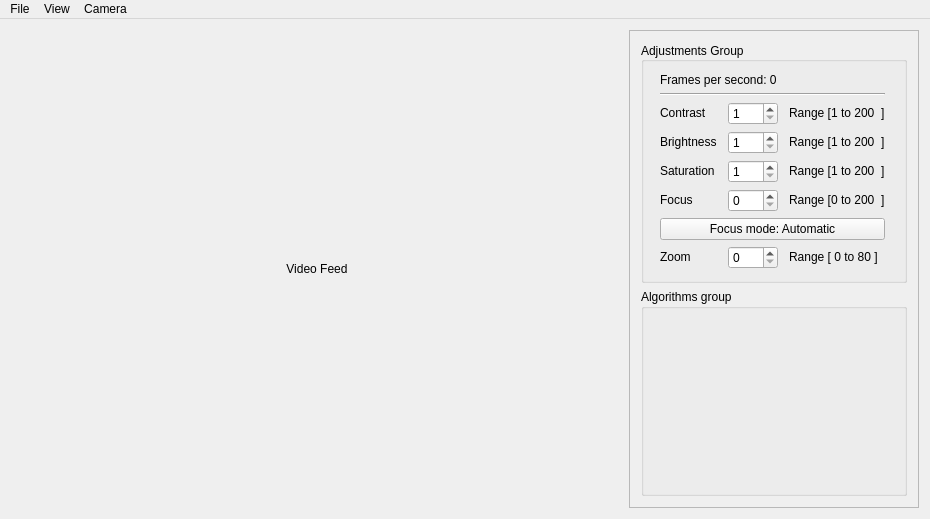
Above: mainwindow.ui from JustasBart/DigitalInspectionAndMeasurement before the change. Below: the same form after it.
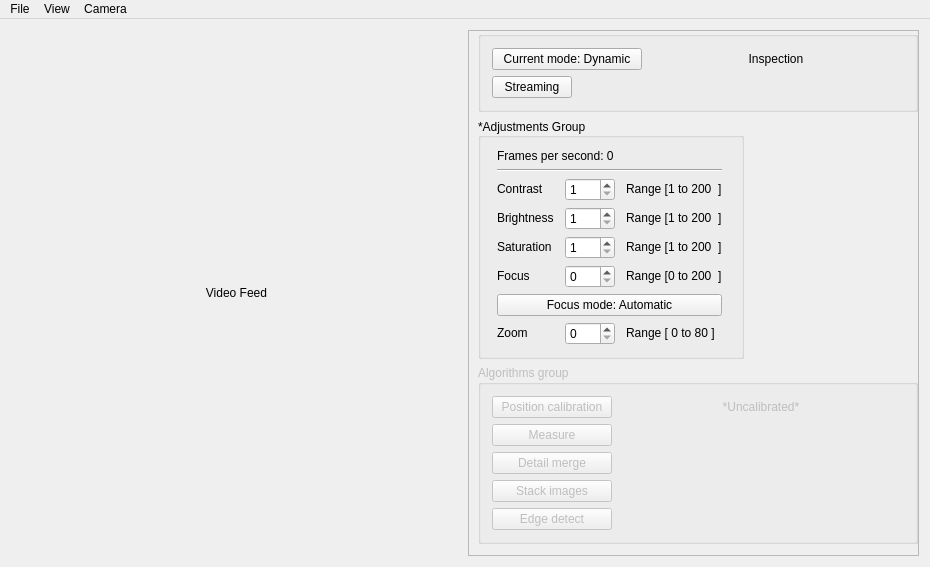
That is the form after the change.

Diff of the .ui file:
```diff
--- a/mainwindow.ui
+++ b/mainwindow.ui
@@ -11,7 +11,7 @@
    </rect>
   </property>
   <property name="sizePolicy">
-   <sizepolicy hsizetype="Fixed" vsizetype="Fixed">
+   <sizepolicy hsizetype="Preferred" vsizetype="Preferred">
     <horstretch>0</horstretch>
     <verstretch>0</verstretch>
    </sizepolicy>
@@ -26,6 +26,12 @@
    <bool>true</bool>
   </property>
   <widget class="QWidget" name="centralWidget">
+   <property name="sizePolicy">
+    <sizepolicy hsizetype="Maximum" vsizetype="Maximum">
+     <horstretch>0</horstretch>
+     <verstretch>0</verstretch>
+    </sizepolicy>
+   </property>
    <layout class="QHBoxLayout" name="horizontalLayout">
     <property name="sizeConstraint">
      <enum>QLayout::SetMaximumSize</enum>
@@ -61,11 +67,14 @@
     <item>
      <widget class="QFrame" name="frame">
       <property name="sizePolicy">
-       <sizepolicy hsizetype="Maximum" vsizetype="Minimum">
+       <sizepolicy hsizetype="Maximum" vsizetype="Maximum">
         <horstretch>0</horstretch>
         <verstretch>0</verstretch>
        </sizepolicy>
       </property>
+      <property name="layoutDirection">
+       <enum>Qt::LeftToRight</enum>
+      </property>
       <property name="frameShape">
        <enum>QFrame::StyledPanel</enum>
       </property>
@@ -73,10 +82,79 @@
        <enum>QFrame::Raised</enum>
       </property>
       <layout class="QVBoxLayout" name="verticalLayout">
+       <property name="spacing">
+        <number>6</number>
+       </property>
+       <property name="sizeConstraint">
+        <enum>QLayout::SetMaximumSize</enum>
+       </property>
+       <property name="leftMargin">
+        <number>9</number>
+       </property>
+       <property name="topMargin">
+        <number>0</number>
+       </property>
+       <property name="rightMargin">
+        <number>0</number>
+       </property>
        <item>
         <widget class="QGroupBox" name="settingsGroup">
          <property name="sizePolicy">
-          <sizepolicy hsizetype="Maximum" vsizetype="Maximum">
+          <sizepolicy hsizetype="Preferred" vsizetype="Maximum">
+           <horstretch>0</horstretch>
+           <verstretch>0</verstretch>
+          </sizepolicy>
+         </property>
+         <property name="title">
+          <string/>
+         </property>
+         <layout class="QFormLayout" name="formLayout">
+          <item row="0" column="0">
+           <widget class="QPushButton" name="modeButton">
+            <property name="minimumSize">
+             <size>
+              <width>150</width>
+              <height>0</height>
+             </size>
+            </property>
+            <property name="text">
+             <string>Current mode: Dynamic</string>
+            </property>
+           </widget>
+          </item>
+          <item row="0" column="1">
+           <widget class="QLabel" name="modesLabel">
+            <property name="minimumSize">
+             <size>
+              <width>0</width>
+              <height>0</height>
+             </size>
+            </property>
+            <property name="autoFillBackground">
+             <bool>false</bool>
+            </property>
+            <property name="text">
+             <string>Inspection</string>
+            </property>
+            <property name="alignment">
+             <set>Qt::AlignCenter</set>
+            </property>
+           </widget>
+          </item>
+          <item row="1" column="0">
+           <widget class="QPushButton" name="streamingButton">
+            <property name="text">
+             <string>Streaming</string>
+            </property>
+           </widget>
+          </item>
+         </layout>
+        </widget>
+       </item>
+       <item>
+        <widget class="QGroupBox" name="adjustmentsGroup">
+         <property name="sizePolicy">
+          <sizepolicy hsizetype="Preferred" vsizetype="Maximum">
            <horstretch>0</horstretch>
            <verstretch>0</verstretch>
           </sizepolicy>
@@ -97,7 +175,7 @@
           <enum>Qt::LeftToRight</enum>
          </property>
          <property name="title">
-          <string>Adjustments Group</string>
+          <string>*Adjustments Group</string>
          </property>
          <property name="alignment">
           <set>Qt::AlignLeading|Qt::AlignLeft|Qt::AlignVCenter</set>
@@ -369,11 +447,107 @@
        </item>
        <item>
         <widget class="QGroupBox" name="algorithmsGroup">
+         <property name="enabled">
+          <bool>false</bool>
+         </property>
+         <property name="sizePolicy">
+          <sizepolicy hsizetype="Preferred" vsizetype="Maximum">
+           <horstretch>0</horstretch>
+           <verstretch>0</verstretch>
+          </sizepolicy>
+         </property>
          <property name="title">
           <string>Algorithms group</string>
          </property>
+         <layout class="QGridLayout" name="gridLayout_2">
+          <item row="3" column="0">
+           <widget class="QPushButton" name="stackImagesButton">
+            <property name="enabled">
+             <bool>false</bool>
+            </property>
+            <property name="text">
+             <string>Stack images</string>
+            </property>
+           </widget>
+          </item>
+          <item row="1" column="0">
+           <widget class="QPushButton" name="measureButton">
+            <property name="enabled">
+             <bool>false</bool>
+            </property>
+            <property name="text">
+             <string>Measure</string>
+            </property>
+           </widget>
+          </item>
+          <item row="0" column="0">
+           <widget class="QPushButton" name="positionCalibrationButton">
+            <property name="minimumSize">
+             <size>
+              <width>120</width>
+              <height>0</height>
+             </size>
+            </property>
+            <property name="maximumSize">
+             <size>
+              <width>100</width>
+              <height>16777215</height>
+             </size>
+            </property>
+            <property name="text">
+             <string>Position calibration</string>
+            </property>
+            <property name="checkable">
+             <bool>false</bool>
+            </property>
+           </widget>
+          </item>
+          <item row="4" column="0">
+           <widget class="QPushButton" name="edgeDetectButton">
+            <property name="enabled">
+             <bool>false</bool>
+            </property>
+            <property name="text">
+             <string>Edge detect</string>
+            </property>
+           </widget>
+          </item>
+          <item row="0" column="1">
+           <widget class="QLabel" name="label">
+            <property name="text">
+             <string>*Uncalibrated*</string>
+            </property>
+            <property name="alignment">
+             <set>Qt::AlignCenter</set>
+            </property>
+           </widget>
+          </item>
+          <item row="2" column="0">
+           <widget class="QPushButton" name="detailMergeButton">
+            <property name="enabled">
+             <bool>false</bool>
+            </property>
+            <property name="text">
+             <string>Detail merge</string>
+            </property>
+           </widget>
+          </item>
+         </layout>
         </widget>
        </item>
+       <item>
+        <spacer name="verticalSpacer">
+         <property name="orientation">
+          <enum>Qt::Vertical</enum>
+         </property>
+         <property name="sizeHint" stdset="0">
+          <size>
+           <width>20</width>
+           <height>40</height>
+          </size>
+         </property>
+        </spacer>
+       </item>
       </layout>
      </widget>
     </item>
```
Left out of the diff: 2 changed lines with no effect on the pictures.
